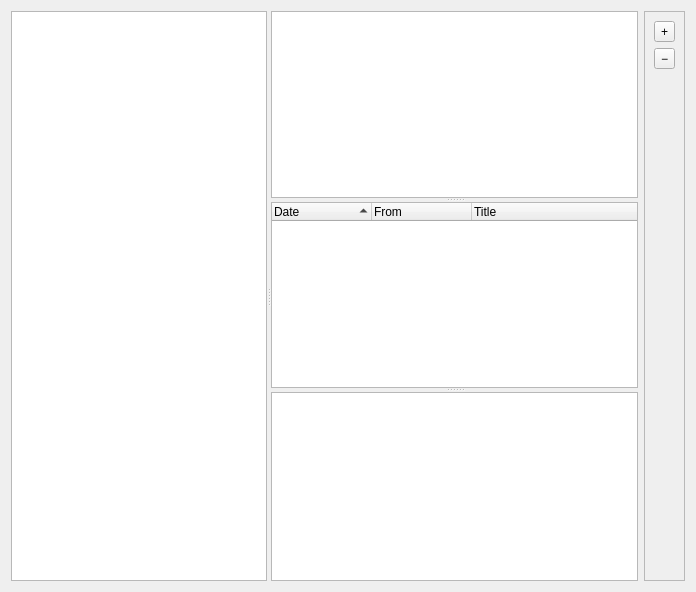
Before: the Qt Designer form weboob/applications/qboobmsg/ui/messages_manager.ui in laurentb/weboob, drawn with Qt 5.
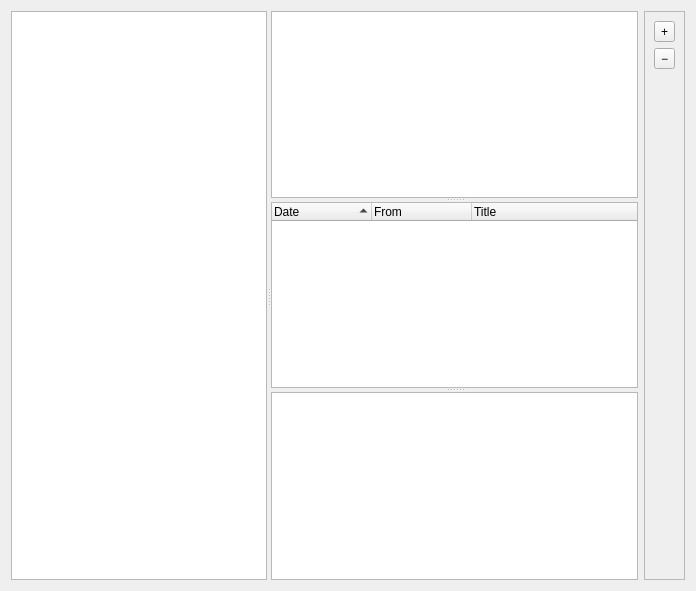
After: the same form once the commit is applied.

Commit message: qboobmsg works and supports threads!

What changed in the file:
```diff
--- a/weboob/applications/qboobmsg/ui/messages_manager.ui
+++ b/weboob/applications/qboobmsg/ui/messages_manager.ui
@@ -7,7 +7,7 @@
     <x>0</x>
     <y>0</y>
     <width>696</width>
-    <height>592</height>
+    <height>591</height>
    </rect>
   </property>
   <property name="windowTitle">
```
Left out of the diff: 2 changed lines with no effect on the pictures. The commit also changes 1 other file.
